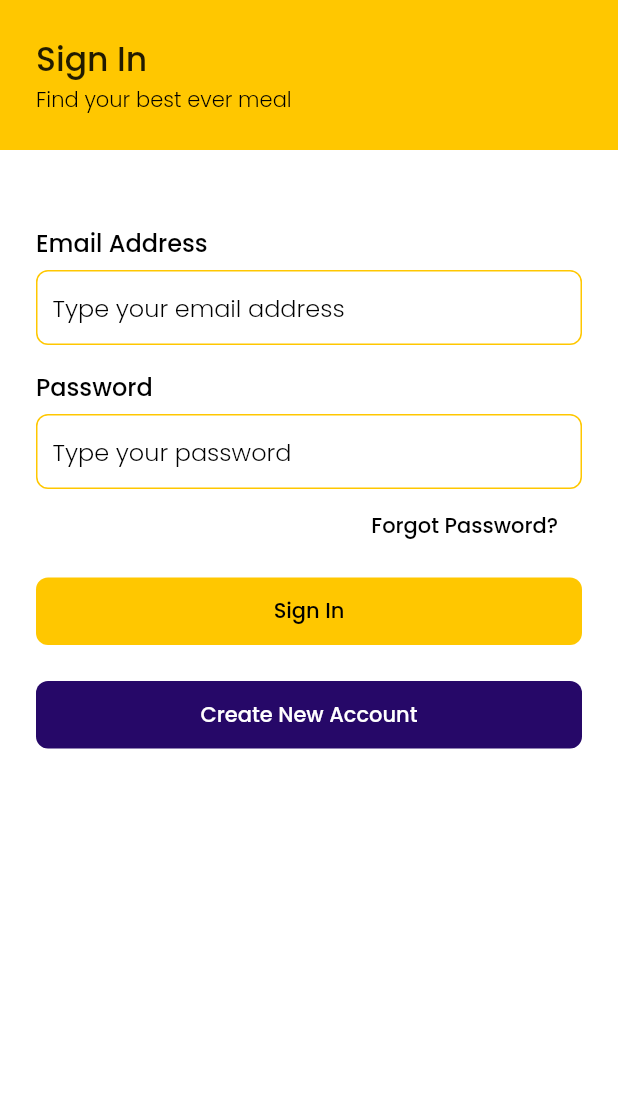
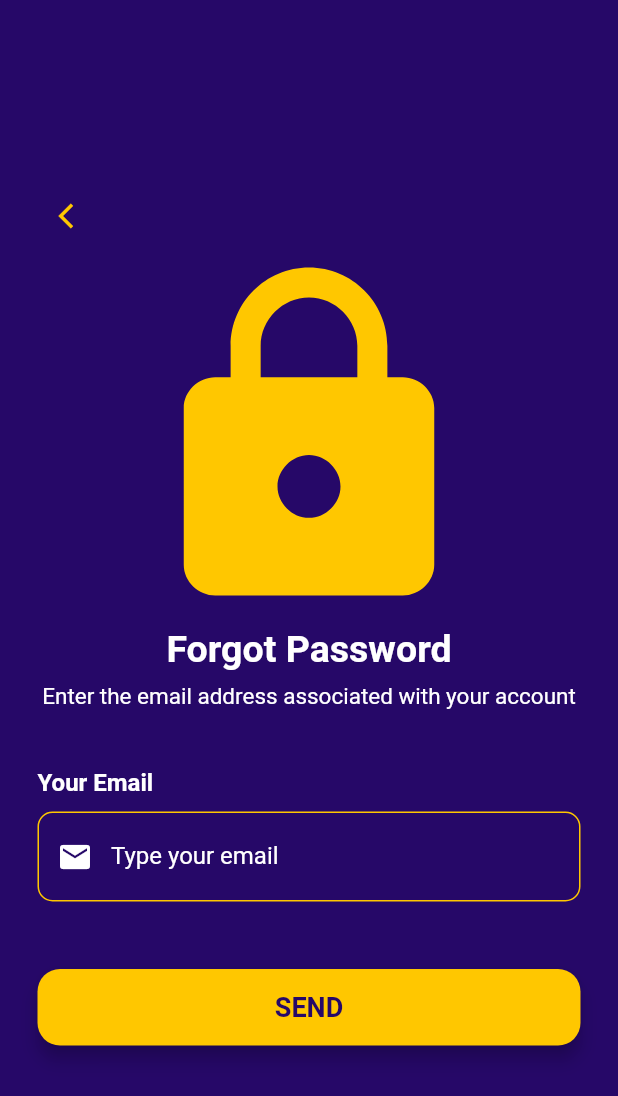
Before and after one commit to sukristiyo/cateringmobile, a Flutter app: the screen it shows after launch, after a tap on "Forgot Password?", on a phone screen of 412 x 824 dp. Shown: the top 1096 px of the screen. Run offline on Flutter 3.47's test engine with Material 2 defaults, Android fonts, the light colour scheme and no system bars; our stand-ins replace bloc, equatable, flutter_bloc, flutter_spinkit, get, google_fonts and 3 more; network calls fail.

Commit message:
Splash screen
Splash screen Update

```diff
--- a/lib/main.dart
+++ b/lib/main.dart
@@ -19,9 +19,12 @@ class MyApp extends StatelessWidget {
         BlocProvider(create: (_) => TransactionCubit())
       ],
       child: GetMaterialApp(
-        debugShowCheckedModeBanner: false,
-        home: SignInPage(),
-      ),
+          debugShowCheckedModeBanner: false,
+          home: SplashScreen(),
+          routes: <String, WidgetBuilder>{
+            '/sign_in_page': (BuildContext context) => SignInPage(),
+            '/forgot_page': (BuildContext context) => ForgotPassword(),
+          }),
     );
   }
 }
--- a/lib/ui/pages/food_page.dart
+++ b/lib/ui/pages/food_page.dart
@@ -35,9 +35,9 @@ class _FoodPageState extends State<FoodPage> {
                         style: blackFontStyle1,
                       ),
                       Text(
-                        "Let's get some foods",
-                        style:
-                            blackFontStyle4.copyWith(fontWeight: FontWeight.w300),
+                        "Find your best ever meal",
+                        style: blackFontStyle4.copyWith(
+                            fontWeight: FontWeight.w300),
                       ),
                     ],
                   ),
@@ -117,8 +117,8 @@ class _FoodPageState extends State<FoodPage> {
                   BlocBuilder<FoodCubit, FoodState>(builder: (_, state) {
                     if (state is FoodLoaded) {
                       List<Food> foods = state.foods
-                          .where((element) => element.types.contains(
-                              (selectedIndex == 0)
+                          .where((element) =>
+                              element.types.contains((selectedIndex == 0)
                                   ? FoodType.new_food
                                   : (selectedIndex == 1)
                                       ? FoodType.popular
--- /dev/null
+++ b/lib/ui/pages/forgot_page.dart
@@ -0,0 +1,198 @@
+part of 'pages.dart';
+
+class ForgotPassword extends StatefulWidget {
+  @override
+  _ForgotPasswordState createState() => _ForgotPasswordState();
+}
+
+class _ForgotPasswordState extends State<ForgotPassword> {
+  TextEditingController txtEmail = new TextEditingController();
+  // VerificationCodeModel _verificationCodeModel = new VerificationCodeModel();
+
+  final GlobalKey<FormState> _formKey = GlobalKey<FormState>();
+
+  bool isSendEmailVerification = false;
+
+  // void _sendVerification() {
+  //   Map map = {
+  //     "email": txtEmail.text,
+  //   };
+  //   var requestBody = jsonEncode(map);
+  //   UserLoginServices.sendEmailVerification(requestBody).then((value) {
+  //     final result = value;
+  //     if (result.success == true && result.code == 200) {
+  //       // _showSuccess();
+  //       _verificationCodeModel = VerificationCodeModel.fromJson(result.content);
+  //       Navigator.push(
+  //           context,
+  //           MaterialPageRoute(
+  //               builder: (context) => ForgotPasswordVerificationScreen(
+  //                   verificationCodeModel: _verificationCodeModel)));
+  //     } else {
+  //       //_showError();
+  //       _handledVerifError(
+  //           "Failed to Send Verification Code, message: " + result.message);
+  //     }
+  //   }).catchError((error) {
+  //     _handledVerifError(
+  //         "Failed to Send Verification Code, message: " + error.toString());
+  //   });
+  //   print(requestBody);
+  // }
+
+  // void _handledVerifError(String errorMessage) {
+  //   //Dialog.showAlertMessage(errorMessage, context);
+  //   print(errorMessage);
+  //   if (!mounted) return;
+  //   setState(() {
+  //     isSendEmailVerification = false;
+  //   });
+  // }
+
+  @override
+  Widget build(BuildContext context) {
+    return Scaffold(
+      body: Container(
+        child: GestureDetector(
+          child: Stack(
+            children: <Widget>[
+              Container(
+                height: double.infinity,
+                width: double.infinity,
+                decoration: BoxDecoration(color: Color(0xff260868)),
+                child: SingleChildScrollView(
+                  physics: AlwaysScrollableScrollPhysics(),
+                  padding: EdgeInsets.symmetric(horizontal: 25, vertical: 120),
+                  child: Form(
+                    key: _formKey,
+                    child: Column(
+                      mainAxisAlignment: MainAxisAlignment.center,
+                      children: <Widget>[
+                        buildBackBtn(),
+                        Icon(
+                          Icons.lock,
+                          color: mainColor,
+                          size: 250,
+                        ),
+                        textForgot(),
+                        SizedBox(height: 40),
+                        buildEmail(),
+                        SizedBox(height: 20),
+                        buildSendBtn(),
+                      ],
+                    ),
+                  ),
+                ),
+              )
+            ],
+          ),
+        ),
+      ),
+    );
+  }
+
+  Widget textForgot() {
+    return Column(
+      children: <Widget>[
+        Text(
+          'Forgot Password',
+          textAlign: TextAlign.center,
+          style: TextStyle(
+            color: Colors.white,
+            // height: 3,
+            fontSize: 25,
+            fontWeight: FontWeight.bold,
+          ),
+        ),
+        SizedBox(height: 10),
+        Text(
+          'Enter the email address associated with your account',
+          textAlign: TextAlign.center,
+          style: TextStyle(
+            color: Colors.white,
+            height: 1,
+            fontSize: 15,
+          ),
+        ),
+      ],
+    );
+  }
+
+  Widget buildBackBtn() {
+    return Column(
+      children: <Widget>[
+        Container(
+          alignment: Alignment.topLeft,
+          child: IconButton(
+            icon: Icon(Icons.arrow_back_ios),
+            color: mainColor,
+            iconSize: 20,
+            onPressed: () {
+              Navigator.pushNamed(context, '/sign_in_page');
+            },
+          ),
+        ),
+      ],
+    );
+  }
+
+  Widget buildEmail() {
+    return Column(
+      crossAxisAlignment: CrossAxisAlignment.start,
+      children: <Widget>[
+        Text('Your Email',
+            style: TextStyle(
+              color: Colors.white,
+              fontSize: 16,
+              fontWeight: FontWeight.bold,
+            )),
+        SizedBox(height: 10),
+        Container(
+          alignment: Alignment.centerLeft,
+          decoration: BoxDecoration(
+              color: Color(260868),
+              borderRadius: BorderRadius.circular(10),
+              border: Border.all(color: mainColor),
+              boxShadow: [
+                // BoxShadow(
+                //     color: Colors.black26, blurRadius: 6, offset: Offset(0, 2))
+              ]),
+          height: 60,
+          child: TextField(
+            controller: txtEmail,
+            keyboardType: TextInputType.emailAddress,
+            style: TextStyle(color: Colors.white),
+            decoration: InputDecoration(
+                border: InputBorder.none,
+                contentPadding: EdgeInsets.only(top: 14),
+                prefixIcon: Icon(Icons.email, color: Colors.white),
+                hintText: 'Type your email',
+                hintStyle: TextStyle(color: Colors.white)),
+          ),
+        )
+      ],
+    );
+  }
+
+  Widget buildSendBtn() {
+    return Container(
+      padding: EdgeInsets.symmetric(vertical: 25),
+      width: double.infinity,
+      child: RaisedButton(
+        // onPressed: () => print('Send Pressed'),
+        onPressed: () {},
+        elevation: 5,
+        padding: EdgeInsets.all(15),
+        shape: RoundedRectangleBorder(borderRadius: BorderRadius.circular(15)),
+        color: mainColor,
+        child: Text(
+          'SEND',
+          style: TextStyle(
+              color: Color(0xff260868),
+              fontSize: 18,
+              fontWeight: FontWeight.bold),
+        ),
+      ),
+    );
+  }
+}
--- a/lib/ui/pages/pages.dart
+++ b/lib/ui/pages/pages.dart
@@ -1,3 +1,4 @@
+import 'dart:async';
 import 'dart:io';
 import 'dart:math';
 
@@ -18,10 +19,12 @@ import 'package:get/get.dart';
 import 'package:flutter_bloc/flutter_bloc.dart';
 import 'package:url_launcher/url_launcher.dart';
 
+part 'splash_screen.dart';
 part 'general_page.dart';
 part 'sign_in_page.dart';
 part 'sign_up_page.dart';
 part 'address_page.dart';
+part 'forgot_page.dart';
 part 'main_page.dart';
 part 'food_page.dart';
 part 'food_details_page.dart';
--- a/lib/ui/pages/sign_in_page.dart
+++ b/lib/ui/pages/sign_in_page.dart
@@ -14,7 +14,7 @@ class _SignInPageState extends State<SignInPage> {
   Widget build(BuildContext context) {
     return GeneralPage(
       title: 'Sign In',
-      subtitle: "Find your best ever meal",
+      subtitle: "Please Login",
       child: Column(
         children: [
           Container(
--- /dev/null
+++ b/lib/ui/pages/splash_screen.dart
@@ -0,0 +1,47 @@
+part of 'pages.dart';
+
+class SplashScreen extends StatefulWidget {
+  @override
+  _SplashScreenState createState() => _SplashScreenState();
+}
+
+class _SplashScreenState extends State<SplashScreen> {
+  @override
+  initState() {
+    super.initState();
+    startTimer();
+  }
+
+  void startTimer() {
+    Timer(Duration(seconds: 4), () {
+      Navigator.of(context).pushReplacementNamed('/sign_in_page');
+    });
+  }
+
+  @override
+  Widget build(BuildContext context) {
+    return Scaffold(
+      body: Container(
+        decoration: BoxDecoration(
+          image: DecorationImage(
+            image: AssetImage('assets/splash_screen_background.png'),
+            fit: BoxFit.cover,
+          ),
+        ),
+        child: Container(
+          decoration: BoxDecoration(
+            image: DecorationImage(
+              image: AssetImage('assets/splash_screen_circle.png'),
+            ),
+          ),
+          child: Center(
+            child: Image(
+              image: AssetImage('assets/splash_screen_logo.png'),
+              fit: BoxFit.cover,
+            ),
+          ),
+        ),
+      ),
+    );
+  }
+}
```
Also changed, not shown: assets/splash_screen_background.png (added), assets/splash_screen_circle.png (added), assets/splash_screen_logo.png (added).
